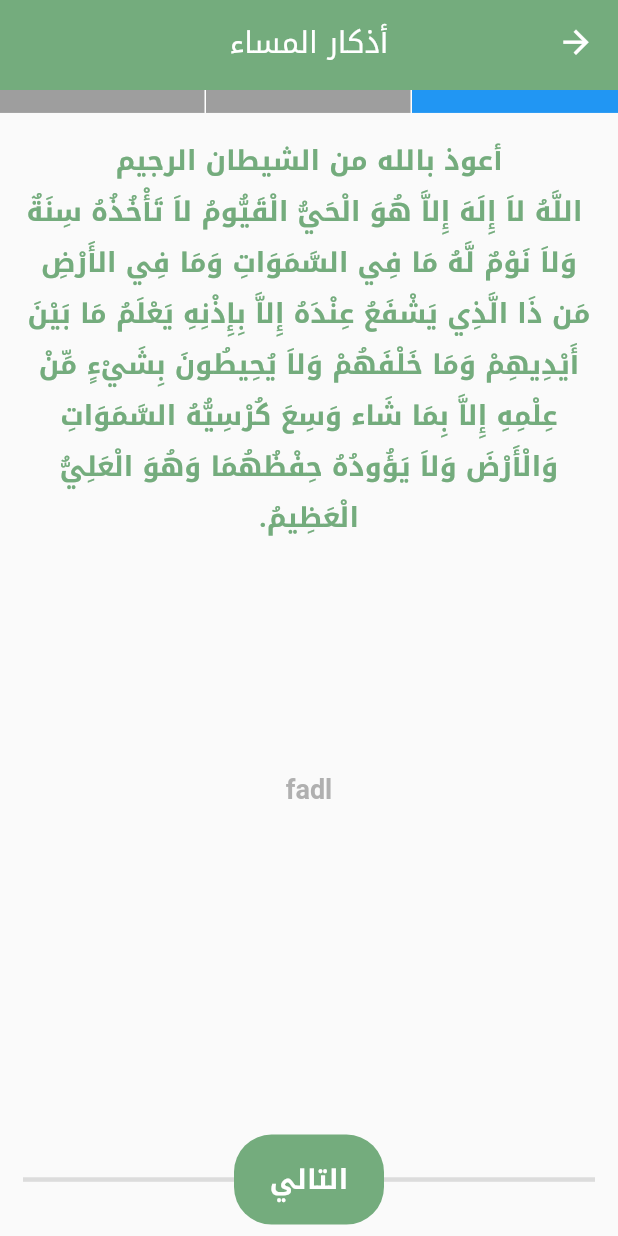
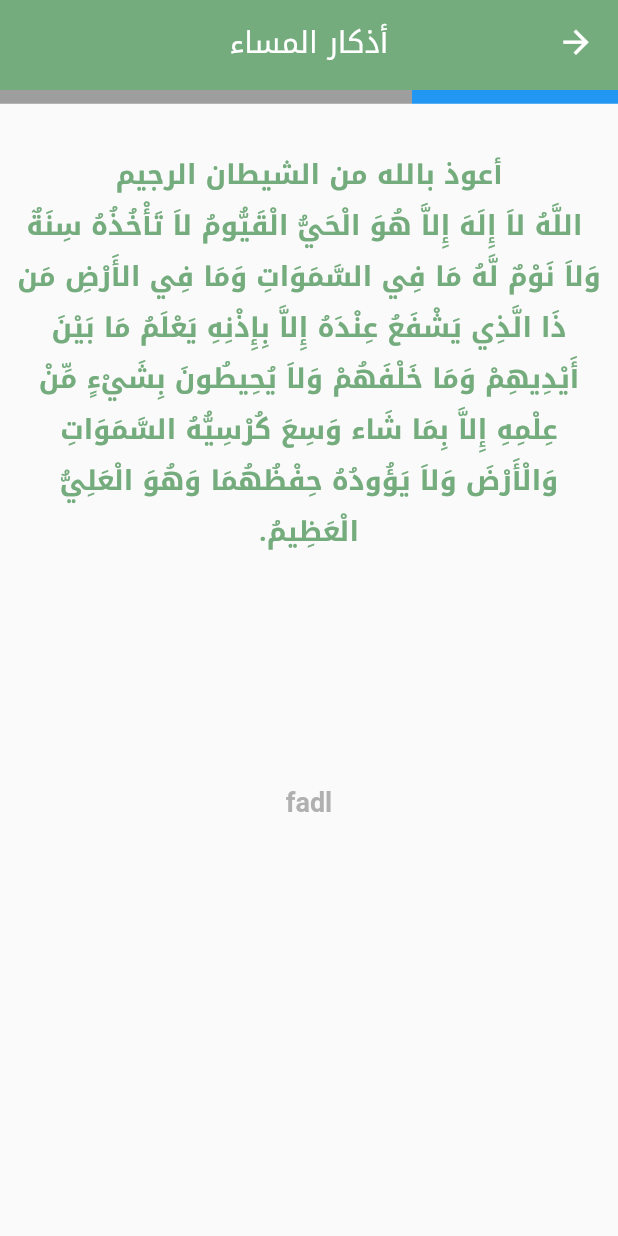
Before and after one commit to devhasanalhamed/athkar, a Flutter app: the AthkarPage screen opened by its route, on a phone screen of 412 x 824 dp. Run offline on Flutter 3.47's test engine with Material 2 defaults, Android fonts, the phone set to English and light mode, and no system bars; our stand-ins replace font_awesome_flutter; network calls fail.

Commit message:
screen fix
a small fixes to the screen of athkar

```diff
--- a/lib/app/view/pages/athkar_page.dart
+++ b/lib/app/view/pages/athkar_page.dart
@@ -37,21 +37,23 @@ class _AthkarPageState extends State<AthkarPage> {
         body: Column(
           children: [
             SizedBox(
-              height: screenSize * 0.02,
+              height: screenSize * 0.012,
               child: Row(
                 children: [
                   for (int i = 0; i < athkarList.length; i++)
                     Expanded(
                       child: Container(
                         decoration: BoxDecoration(
-                          color: indexer >= i ? Colors.blue : Colors.grey,
-                          border: i == 0
-                              ? null
-                              : const Border(
-                                  right: BorderSide(
-                                    color: Colors.white,
-                                  ),
-                                ),
+                          color: indexer >= i
+                              ? Theme.of(context).colorScheme.primary
+                              : Colors.grey,
+                          // border: i == 0
+                          //     ? null
+                          //     : const Border(
+                          //         right: BorderSide(
+                          //           color: Colors.white,
+                          //         ),
+                          //       ),
                         ),
                       ),
                     ),
@@ -63,19 +65,19 @@ class _AthkarPageState extends State<AthkarPage> {
               child: InkWell(
                 onTap: () {
                   myPageController.nextPage(
-                      duration: const Duration(milliseconds: 300),
+                      duration: const Duration(milliseconds: 150),
                       curve: Curves.easeIn);
                 },
-                onDoubleTap: () {
-                  myPageController.previousPage(
-                      duration: const Duration(milliseconds: 300),
-                      curve: Curves.easeIn);
-                },
+                // onDoubleTap: () {
+                //   myPageController.previousPage(
+                //       duration: const Duration(milliseconds: 150),
+                //       curve: Curves.easeIn);
+                // },
                 child: Padding(
                   padding: EdgeInsets.only(
-                    top: screenSize * 0.02,
-                    right: screenSize * 0.02,
-                    left: screenSize * 0.02,
+                    top: screenSize * 0.04,
+                    // right: screenSize * 0.04,
+                    // left: screenSize * 0.04,
                     bottom: screenSize * 0.01,
                   ),
                   child: PageView(
@@ -92,6 +94,10 @@ class _AthkarPageState extends State<AthkarPage> {
                           children: [
                             SizedBox(
                               height: screenSize * 0.70,
+                              child: Padding(
+                                padding: const EdgeInsets.symmetric(
+                                  horizontal: 10,
+                                ),
                                 child: ListView(
                                   children: [
                                     Text(
@@ -112,40 +118,41 @@ class _AthkarPageState extends State<AthkarPage> {
                                   ],
                                 ),
                               ),
-                            Stack(
-                              alignment: Alignment.center,
-                              children: [
-                                const Divider(
-                                  thickness: 3.0,
                             ),
-                                Container(
-                                  height: 60,
-                                  width: 100,
-                                  decoration: BoxDecoration(
-                                    borderRadius: const BorderRadius.all(
-                                      Radius.circular(25),
-                                    ),
-                                    shape: BoxShape.rectangle,
-                                    color: Theme.of(context).primaryColor,
-                                  ),
-                                  child: Center(
-                                    child: indexer == athkarList.length - 1
-                                        ? const Text(
-                                            'النهاية',
-                                            style: TextStyle(
-                                              color: Colors.white,
-                                            ),
-                                          )
-                                        : const Text(
-                                            'التالي',
-                                            style: TextStyle(
-                                              color: Colors.white,
-                                            ),
-                                          ),
-                                  ),
-                                ),
-                              ],
-                            ),
+                            // Stack(
+                            //   alignment: Alignment.center,
+                            //   children: [
+                            //     const Divider(
+                            //       thickness: 3.0,
+                            //     ),
+                            //     Container(
+                            //       height: 60,
+                            //       width: 100,
+                            //       decoration: BoxDecoration(
+                            //         borderRadius: const BorderRadius.all(
+                            //           Radius.circular(25),
+                            //         ),
+                            //         shape: BoxShape.rectangle,
+                            //         color: Theme.of(context).primaryColor,
+                            //       ),
+                            //       child: Center(
+                            //         child: indexer == athkarList.length - 1
+                            //             ? const Text(
+                            //                 'النهاية',
+                            //                 style: TextStyle(
+                            //                   color: Colors.white,
+                            //                 ),
+                            //               )
+                            //             : const Text(
+                            //                 'التالي',
+                            //                 style: TextStyle(
+                            //                   color: Colors.white,
+                            //                 ),
+                            //               ),
+                            //       ),
+                            //     ),
+                            //   ],
+                            // ),
                           ],
                         ),
                     ],
--- a/lib/app/view/widgets/tasbih_bottom_sheet.dart
+++ b/lib/app/view/widgets/tasbih_bottom_sheet.dart
@@ -100,7 +100,9 @@ class _TasbihBottomSheetState extends State<TasbihBottomSheet> {
                   children: [
                     IconButton(
                       onPressed: (){
-                        Provider.of<TasbihDatabase>(context,listen: false).deleteTasbih(e.name);
+                        setState(() {
+                          Provider.of<TasbihDatabase>(context,listen: false).deleteTasbih(e.name);
+                        });
                       },
                       icon: const Icon(Icons.close),
                       color: Colors.red,
```
Lines whose indentation alone changed are shown as unchanged.
